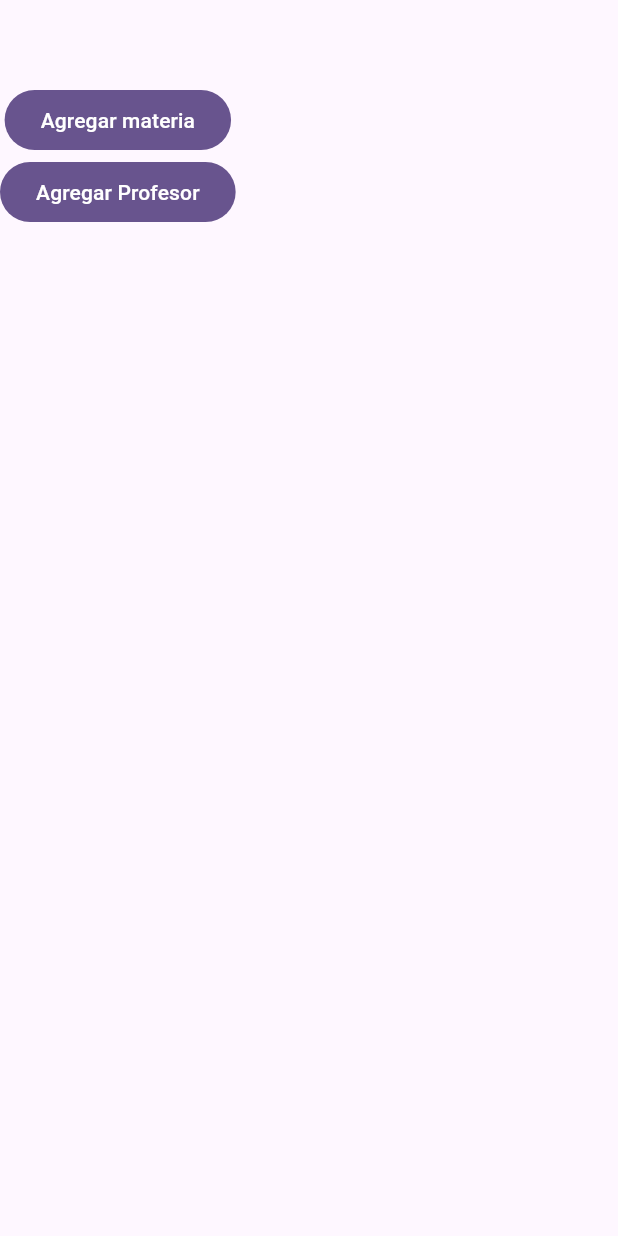
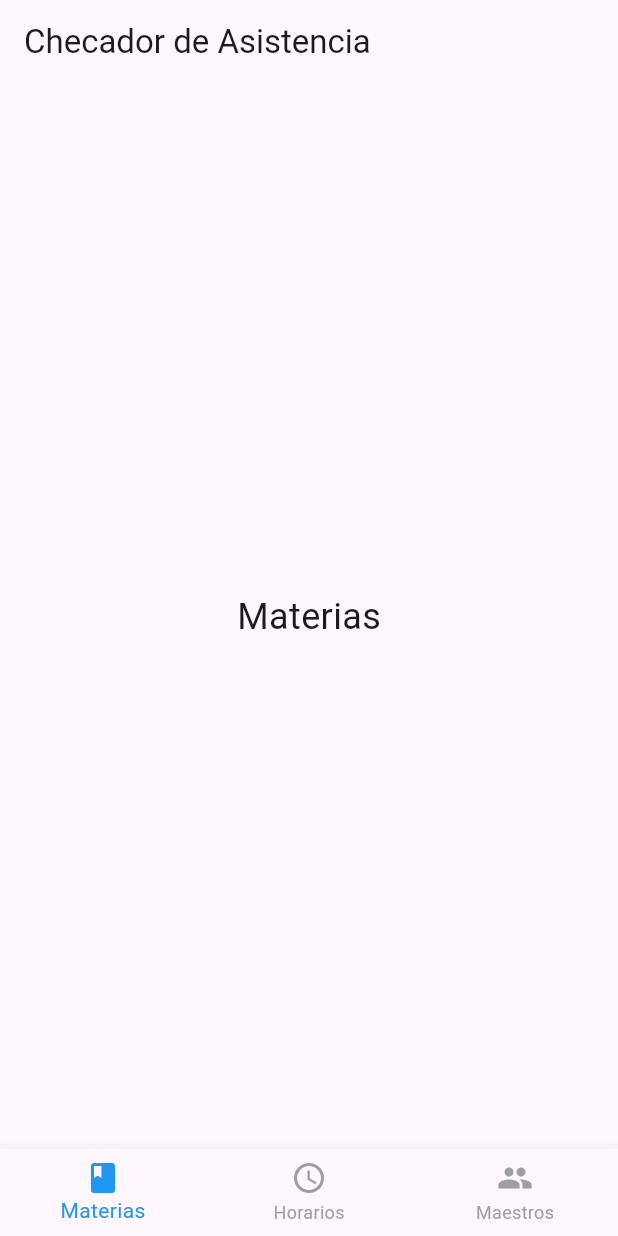
Before and after one commit to rojasaguilar/u3_p2_checador_asistencia, a Flutter app: the screen it shows after launch, on a phone screen of 412 x 824 dp. Run offline on Flutter 3.47's test engine with Material 3 defaults, Android fonts, the phone set to English and light mode, and no system bars; our stand-ins replace sqflite; accounts and stored records are empty.

Commit message:
esqueleto home

```diff
--- a/lib/main.dart
+++ b/lib/main.dart
@@ -1,5 +1,6 @@
 import 'package:flutter/material.dart';
 import 'package:u3_p2_checador_asistencia/pages/addMateria.dart';
+import 'package:u3_p2_checador_asistencia/pages/home.dart';
 import 'package:u3_p2_checador_asistencia/pages/materias.dart';
 
 void main() {
@@ -9,33 +10,20 @@ void main() {
 class MyApp extends StatelessWidget {
   const MyApp({super.key});
 
-  // This widget is the root of your application.
   @override
   Widget build(BuildContext context) {
     return MaterialApp(
-      title: 'Flutter Demo',
+      debugShowCheckedModeBanner: false,
+      title: 'Checador de Asistencia',
       theme: ThemeData(
-        // This is the theme of your application.
-        //
-        // TRY THIS: Try running your application with "flutter run". You'll see
-        // the application has a purple toolbar. Then, without quitting the app,
-        // try changing the seedColor in the colorScheme below to Colors.green
-        // and then invoke "hot reload" (save your changes or press the "hot
-        // reload" button in a Flutter-supported IDE, or press "r" if you used
-        // the command line to start the app).
-        //
-        // Notice that the counter didn't reset back to zero; the application
-        // state is not lost during the reload. To reset the state, use hot
-        // restart instead.
-        //
-        // This works for code too, not just values: Most code changes can be
-        // tested with just a hot reload.
-        colorScheme: ColorScheme.fromSeed(seedColor: Colors.deepPurple),
+        primarySwatch: Colors.blue,
       ),
-      home: const MyHomePage(title: 'Flutter Demo Home Page'),
+      home: const HomePage(),
     );
   }
 }
+
+
 
 class MyHomePage extends StatefulWidget {
   const MyHomePage({super.key, required this.title});
--- /dev/null
+++ b/lib/pages/home.dart
@@ -0,0 +1,39 @@
+import 'package:flutter/material.dart';
+
+class HomePage extends StatefulWidget {
+  const HomePage({super.key});
+
+  @override
+  State<HomePage> createState() => _HomePageState();
+}
+
+class _HomePageState extends State<HomePage> {
+  int _indice = 0;
+
+  final List<Widget> _paginas = [
+    Center(child: Text("Materias", style: TextStyle(fontSize: 24))),
+    Center(child: Text("Horarios", style: TextStyle(fontSize: 24))),
+    Center(child: Text("Maestros", style: TextStyle(fontSize: 24))),
+  ];
+
+  @override
+  Widget build(BuildContext context) {
+    return Scaffold(
+      appBar: AppBar(
+        title: Text("Checador de Asistencia"),
+      ),
+      body: _paginas[_indice],
+      bottomNavigationBar: BottomNavigationBar(
+        currentIndex: _indice,
+        onTap: (index) => setState(() => _indice = index),
+        selectedItemColor: Colors.blue,
+        unselectedItemColor: Colors.grey,
+        items:  [
+          BottomNavigationBarItem(icon: Icon(Icons.book), label: "Materias"),
+          BottomNavigationBarItem(icon: Icon(Icons.schedule), label: "Horarios"),
+          BottomNavigationBarItem(icon: Icon(Icons.people), label: "Maestros"),
+        ],
+      ),
+    );
+  }
+}
```
